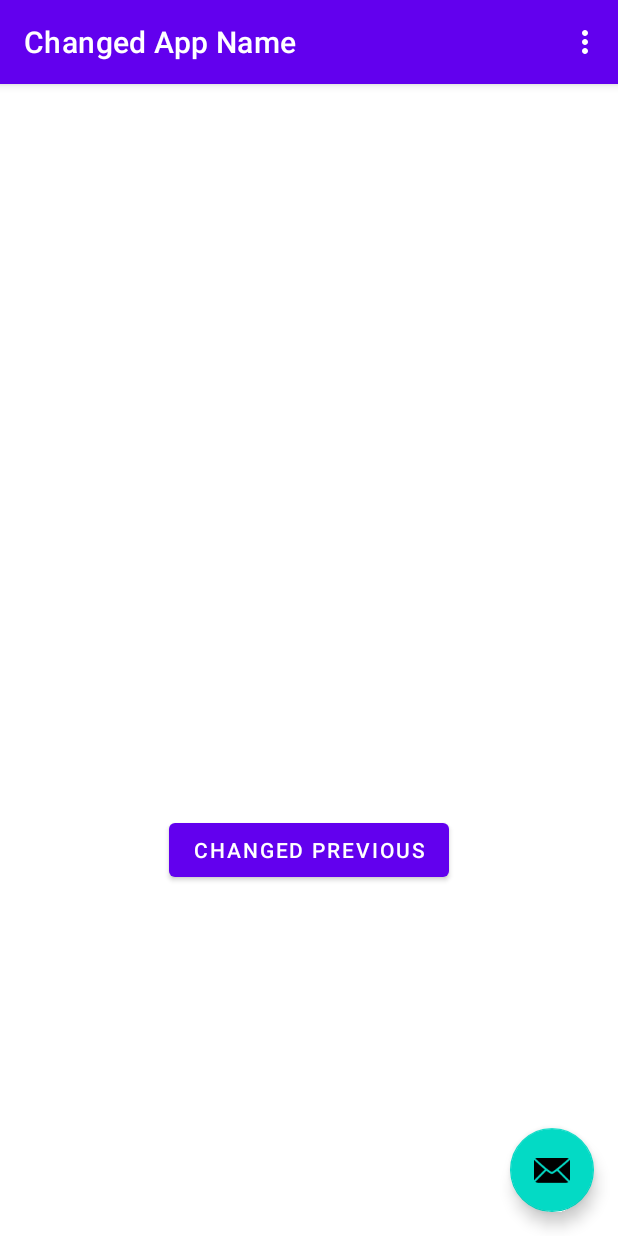
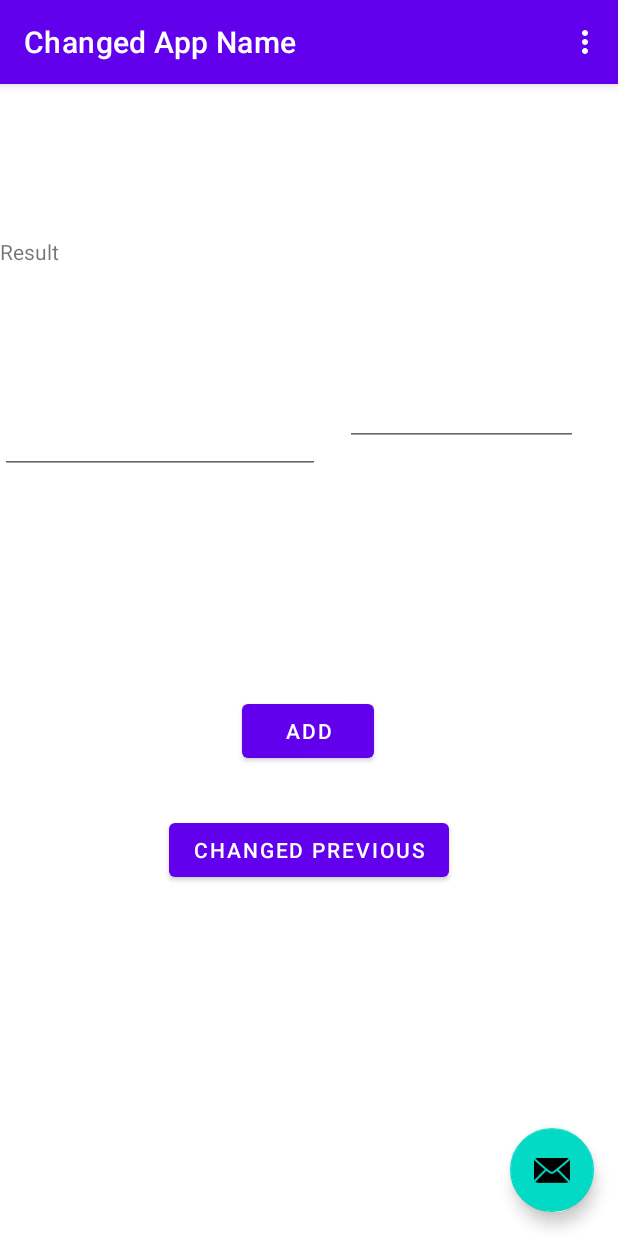
Before and after one commit to reshmamourya/MyKotlinProject, an Android app: the SecondFragment screen opened through its navigation route, on a phone screen of 412 x 824 dp. Run offline under Robolectric (Android 15) with nearby library versions, the phone set to English and light mode, and no system bars.

Commit message:
Added a simple Add Button to add 2 numbers

```diff
--- a/app/src/main/java/com/varanasisoftwarejunction/mykotlinproject/SecondFragment.kt
+++ b/app/src/main/java/com/varanasisoftwarejunction/mykotlinproject/SecondFragment.kt
@@ -6,6 +6,8 @@ import android.view.LayoutInflater
 import android.view.View
 import android.view.ViewGroup
 import android.widget.Button
+import android.widget.EditText
+import android.widget.TextView
 import androidx.navigation.fragment.findNavController
 
 /**
@@ -20,10 +22,28 @@ class SecondFragment : Fragment() {
         // Inflate the layout for this fragment
         return inflater.inflate(R.layout.fragment_second, container, false)
     }
+    public fun doAdd(view:View)
+    {
+        val tv: TextView = view.findViewById<TextView>(R.id.tvResult)
+        try {
 
+            val ed1:EditText  = view.findViewById<EditText>(R.id.ed1)
+            val ed2:EditText  = view.findViewById<EditText>(R.id.ed2)
+            var x:Int =ed1.text.toString().toInt()
+            var y:Int =ed2.text.toString().toInt()
+            var sum:Int=x+y
+            tv.text = sum.toString()
+        }
+        catch(ex:Exception)
+        {
+            tv.text="" + ex.message
+        }
+    }
     override fun onViewCreated(view: View, savedInstanceState: Bundle?) {
         super.onViewCreated(view, savedInstanceState)
-
+        view.findViewById<Button>(R.id.bttnAdd).setOnClickListener {
+            doAdd(view)
+        }
         view.findViewById<Button>(R.id.button_second).setOnClickListener {
             findNavController().navigate(R.id.action_SecondFragment_to_FirstFragment)
         }
--- a/app/src/main/res/layout/fragment_second.xml
+++ b/app/src/main/res/layout/fragment_second.xml
@@ -24,4 +24,49 @@
         app:layout_constraintEnd_toEndOf="parent"
         app:layout_constraintStart_toStartOf="parent"
         app:layout_constraintTop_toBottomOf="@id/textview_second" />
+
+    <EditText
+        android:id="@+id/ed1"
+        android:layout_width="wrap_content"
+        android:layout_height="wrap_content"
+        android:layout_marginBottom="508dp"
+        android:ems="10"
+        android:inputType="numberSigned"
+        app:layout_constraintBottom_toBottomOf="parent"
+        app:layout_constraintStart_toStartOf="parent" />
+
+    <EditText
+        android:id="@+id/ed2"
+        android:layout_width="155dp"
+        android:layout_height="47dp"
+        android:ems="10"
+        android:inputType="numberSigned"
+        app:layout_constraintBottom_toTopOf="@+id/bttnAdd"
+        app:layout_constraintEnd_toEndOf="parent"
+        app:layout_constraintHorizontal_bias="0.382"
+        app:layout_constraintStart_toEndOf="@+id/ed1"
+        app:layout_constraintTop_toTopOf="parent"
+        app:layout_constraintVertical_bias="0.539" />
+
+    <TextView
+        android:id="@+id/tvResult"
+        android:layout_width="wrap_content"
+        android:layout_height="wrap_content"
+        android:text="Result"
+        app:layout_constraintBottom_toTopOf="@+id/ed1"
+        app:layout_constraintTop_toTopOf="parent"
+        app:layout_constraintVertical_bias="0.521"
+        tools:layout_editor_absoluteX="153dp" />
+
+    <Button
+        android:id="@+id/bttnAdd"
+        android:layout_width="wrap_content"
+        android:layout_height="wrap_content"
+        android:layout_marginTop="116dp"
+        android:text="Add"
+        app:layout_constraintBottom_toTopOf="@+id/button_second"
+        app:layout_constraintEnd_toEndOf="parent"
+        app:layout_constraintHorizontal_bias="0.498"
+        app:layout_constraintStart_toStartOf="parent"
+        app:layout_constraintTop_toBottomOf="@+id/ed1" />
 </androidx.constraintlayout.widget.ConstraintLayout>
```
